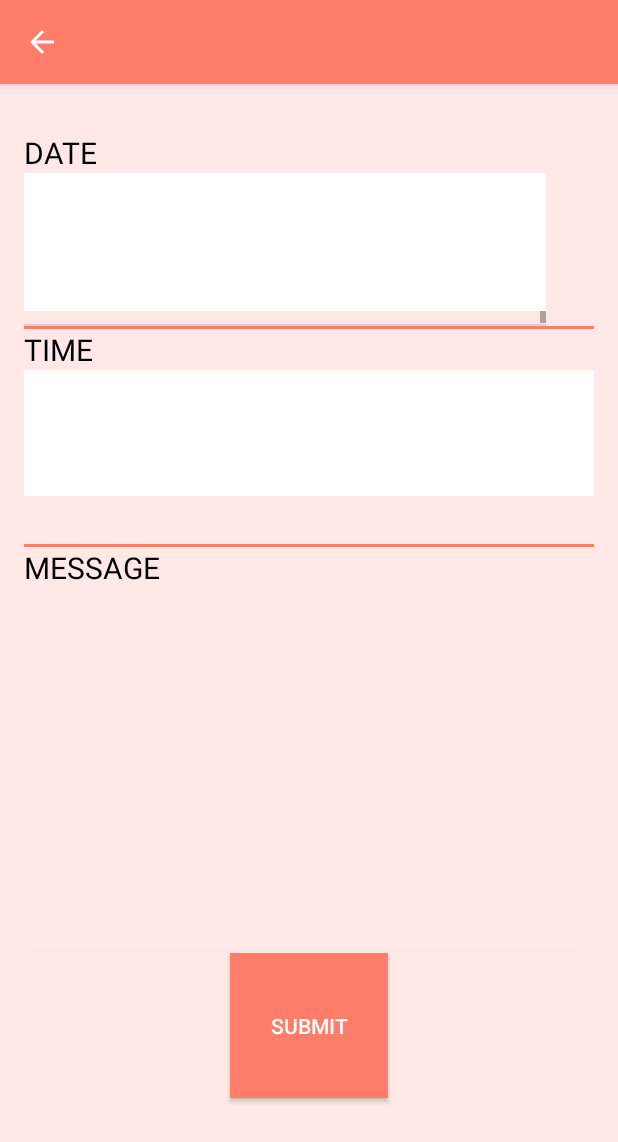
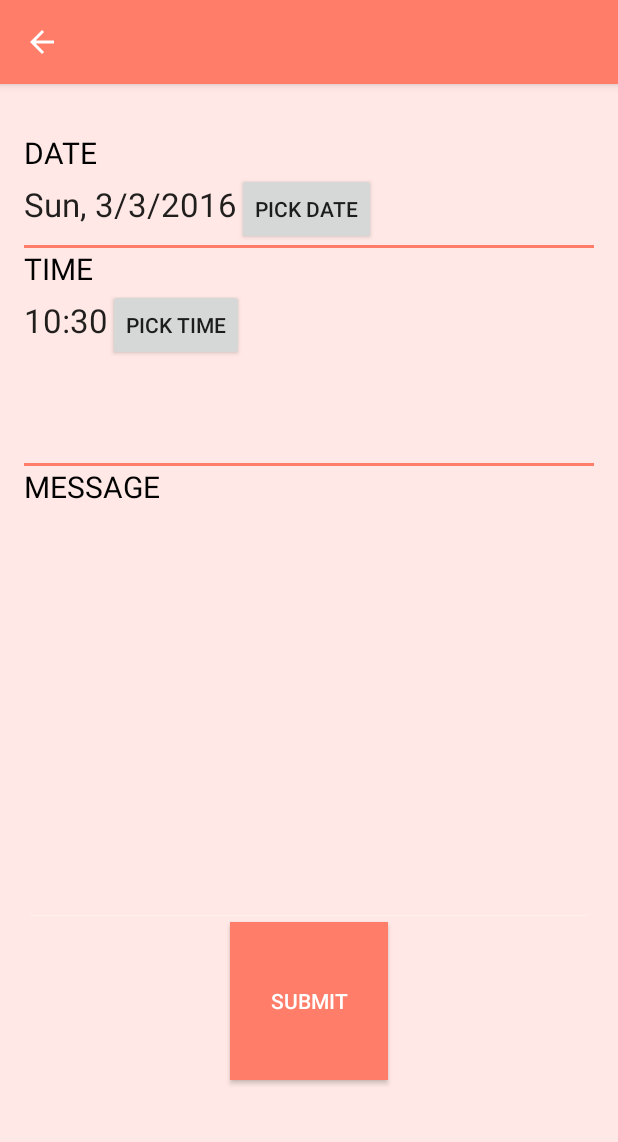
Before and after one commit to bharadwajanup/MomsCircle, an Android app: the ChoreInsertActivity screen opened directly, with no data from a screen before it, on a phone screen of 412 x 824 dp. Shown: the top 1142 px of the screen. Run offline under Robolectric (Android 15) with nearby library versions, the phone set to English and light mode, and no system bars; 2 statements that could not run were skipped.

Commit message:
TIme and Date picker

```diff
--- a/app/src/main/java/pcl/socialsupport/ChoreInsertActivity.java
+++ b/app/src/main/java/pcl/socialsupport/ChoreInsertActivity.java
@@ -4,6 +4,7 @@ package pcl.socialsupport;
  * Created by Anup on 11/9/2015.
  */
 
+import android.app.DialogFragment;
 import android.content.Context;
 import android.content.Intent;
 import android.net.ConnectivityManager;
@@ -21,6 +22,9 @@ import android.widget.TextView;
 import android.widget.TimePicker;
 import android.widget.Toast;
 
+import java.util.Calendar;
+import java.util.Locale;
+
 import pcl.socialsupport.Utils.GetServerResponse;
 
 public class ChoreInsertActivity extends AppCompatActivity implements View.OnClickListener {
@@ -30,6 +34,8 @@ public class ChoreInsertActivity extends AppCompatActivity implements View.OnCli
     TextView message;
     DatePicker date;
     TimePicker time;
+    TextView dateDisplay;
+    TextView timeDisplay;
     String url = "";
     String host = "192.168.0.108";
     String server_path = "saware";
@@ -46,8 +52,8 @@ public class ChoreInsertActivity extends AppCompatActivity implements View.OnCli
         setContentView(R.layout.chore_insert);
         submit=(Button) findViewById(R.id.submit);
         message=(TextView) findViewById(R.id.message);
-        date=(DatePicker) findViewById(R.id.date);
-        time=(TimePicker) findViewById(R.id.time);
+       // date=(DatePicker) findViewById(R.id.date);
+      //  time=(TimePicker) findViewById(R.id.time);
         host = getString(R.string.server_ip);
         server_path = getString(R.string.pathname);
 
@@ -55,6 +61,27 @@ public class ChoreInsertActivity extends AppCompatActivity implements View.OnCli
 
         title =  getIntent().getExtras().get("name").toString();
         toolbar = (Toolbar) findViewById(R.id.toolbar);
+
+        dateDisplay = (TextView) findViewById(R.id.date_display);
+        timeDisplay = (TextView) findViewById(R.id.time_display);
+
+
+        final Calendar c = Calendar.getInstance();
+        int hour = c.get(Calendar.HOUR_OF_DAY);
+        String dayOfWeek = c.getDisplayName(Calendar.DAY_OF_WEEK, Calendar.SHORT, Locale.getDefault());
+        int minute = c.get(Calendar.MINUTE);
+        int year = c.get(Calendar.YEAR);
+        int month = c.get(Calendar.MONTH);
+        int day = c.get(Calendar.DAY_OF_MONTH);
+
+        String time = hour + ":" + (minute>10?minute:"0"+minute);
+        String date = dayOfWeek+"," +" " + month+"/"+day+"/"+year;
+
+
+        timeDisplay.setText(time);
+        dateDisplay.setText(date);
+
+
         setSupportActionBar(toolbar);
 
         getSupportActionBar().setDisplayHomeAsUpEnabled(true);
@@ -92,7 +119,7 @@ public class ChoreInsertActivity extends AppCompatActivity implements View.OnCli
     public void onClick(View v) {
         String optionsValue = "";
 
-        int day = date.getDayOfMonth();
+        /*int day = date.getDayOfMonth();
         int month = date.getMonth();
         int year = date.getYear();
 
@@ -102,10 +129,10 @@ public class ChoreInsertActivity extends AppCompatActivity implements View.OnCli
 
         String timeValue = hour + ":" + min;
 
+*/
 
-
-        String user_id = "1";
-        String options = "date="+dateValue+"|time="+timeValue;
+        String user_id = getResources().getString(R.string.user_id);
+        String options = "date="+dateDisplay.getText()+"|time="+timeDisplay.getText();
         String msg = message.getText().toString();
 
         Uri.Builder builder = new Uri.Builder();
@@ -126,6 +153,18 @@ public class ChoreInsertActivity extends AppCompatActivity implements View.OnCli
         startActivity(intent);
 
 
+    }
+
+    public void showTimePickerDialog(View v) {
+        DialogFragment newFragment = new TimePickerFragment(timeDisplay);
+        //newFragment.show(getSupportFragmentManager(), "timePicker");
+
+        newFragment.show(getFragmentManager(),"Time Picker");
+    }
+
+    public void showDatePickerDialog(View v) {
+        DialogFragment newFragment = new DatePickerFragment(dateDisplay);
+        newFragment.show(getFragmentManager(), "datePicker");
     }
 
     public boolean isConnected()
--- a/app/src/main/res/layout/activity_main.xml
+++ b/app/src/main/res/layout/activity_main.xml
@@ -20,6 +20,7 @@
             android:id="@+id/tabs"
             android:layout_width="match_parent"
             android:layout_height="wrap_content"
+            app:tabIndicatorColor="@color/colorAccent"
             app:tabMode="fixed"
             app:tabGravity="fill"/>
     </android.support.design.widget.AppBarLayout>
--- a/app/src/main/res/layout/chore_insert.xml
+++ b/app/src/main/res/layout/chore_insert.xml
@@ -97,7 +97,7 @@
 
         <LinearLayout
             android:orientation="vertical"
-            android:layout_width="wrap_content"
+            android:layout_width="match_parent"
             android:layout_height="111dp"
             android:layout_below="@+id/linearLayout"
             android:layout_alignParentLeft="true"
@@ -114,12 +114,25 @@
                 android:textColor="#000000"
                 android:gravity="center_horizontal" />
 
-            <TimePicker
-                android:layout_width="wrap_content"
-                android:layout_height="102dp"
-                android:id="@+id/time"
-                android:layout_gravity="center"
-                android:outlineProvider="paddedBounds" />
+            <LinearLayout
+                android:orientation="horizontal"
+                android:layout_width="match_parent"
+                android:layout_height="match_parent">
+
+                <TextView
+                    android:layout_width="wrap_content"
+                    android:layout_height="wrap_content"
+                    android:textAppearance="?android:attr/textAppearanceLarge"
+                    android:text="Large Text"
+                    android:id="@+id/time_display" />
+
+                <Button
+                    android:layout_width="wrap_content"
+                    android:layout_height="wrap_content"
+                    android:text="Pick Time"
+                    android:onClick="showTimePickerDialog" />
+
+            </LinearLayout>
 
         </LinearLayout>
 
@@ -142,11 +155,26 @@
                 android:textSize="20dp"
                 android:textColor="#000000" />
 
-            <DatePicker
+            <LinearLayout
+                android:orientation="horizontal"
                 android:layout_width="match_parent"
-                android:layout_height="102dp"
-                android:id="@+id/date"
-                android:calendarViewShown="false" />
+                android:layout_height="match_parent">
+
+                <TextView
+                    android:layout_width="wrap_content"
+                    android:layout_height="wrap_content"
+                    android:textAppearance="?android:attr/textAppearanceLarge"
+                    android:text="Large Text"
+                    android:id="@+id/date_display" />
+
+
+                <Button
+                    android:layout_width="wrap_content"
+                    android:layout_height="wrap_content"
+                    android:text="Pick date"
+                    android:onClick="showDatePickerDialog" />
+            </LinearLayout>
+
             <View
                 android:layout_width="match_parent"
                 android:layout_height="2dp"
--- a/app/src/main/res/values/styles.xml
+++ b/app/src/main/res/values/styles.xml
@@ -9,7 +9,7 @@
         <item name="windowActionBar">false</item>
         <item name="colorPrimary">@color/colorPrimary</item>
         <item name="colorPrimaryDark">@color/colorPrimaryDark</item>
-        <item name="colorAccent">@color/colorAccent</item>
+        <item name="colorAccent">@color/navigationBarColor</item>
     </style>
 
 </resources>
```
Also changed, not shown: app/src/main/java/pcl/socialsupport/DatePickerFragment.java (added, +46 -0 lines), app/src/main/java/pcl/socialsupport/TimePickerFragment.java (added, +43 -0 lines), 2 other files.
